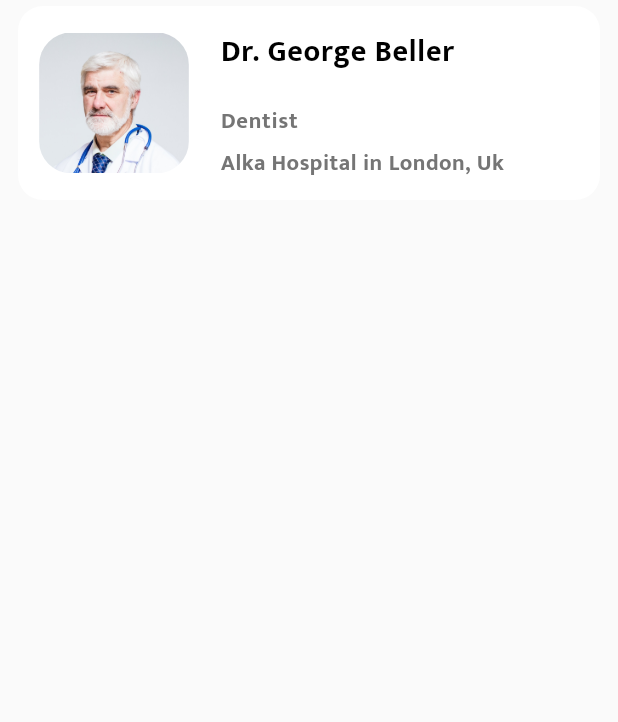
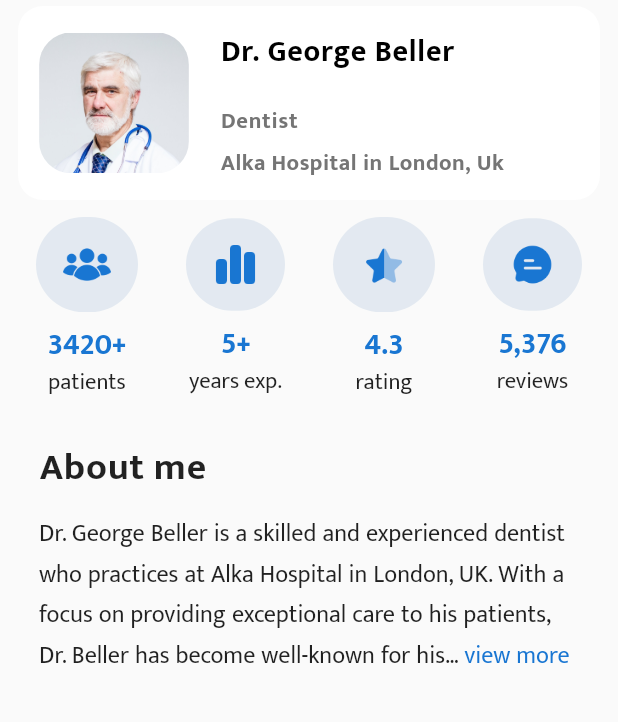
Before and after one commit to Saim22Ahmed/Medica-App, a Flutter app: the screen it shows after launch, after a tap on "Dr. George Beller", on a phone screen of 412 x 824 dp, the part 84-806 px from its top. Run offline on Flutter 3.47's test engine with Material 2 defaults, Android fonts, the phone set to English and light mode, and no system bars; drawn by our look-alikes of readmore; our stand-ins replace dots_indicator, flutter_screenutil, font_awesome_flutter, get, google_fonts, icons_plus and 1 more.

Commit message:
doctor details page

```diff
--- a/lib/models/DoctorModel.dart
+++ b/lib/models/DoctorModel.dart
@@ -10,58 +10,76 @@ class DoctorModel {
         trailing: MyPics.Hearticon,
         name: 'Dr. George Beller',
         desc: 'Dentist',
-        reviews: '4.3  (5,376 reviews)',
+        reviews: '(5,376 reviews)',
         category: 'Dentist',
-        location: 'London, Uk'),
+        location: 'London, Uk',
+        rating: '4.3',
+        about:
+            'Dr. George Beller is a skilled and experienced dentist who practices at Alka Hospital in London, UK. With a focus on providing exceptional care to his patients, Dr. Beller has become well-known for his expertise in the field of dentistry. He has received over 5,000 positive reviews from his patients, a testament to his commitment to providing high-quality care. His specialties include general dentistry, cosmetic dentistry, and restorative dentistry. Dr. Beller is dedicated to ensuring that his patients receive the best possible treatment and care, and is always available to answer any questions or concerns they may have. If you are looking for a caring and knowledgeable dentist, Dr. George Beller is an excellent choice.'),
     Item(
       image: Docpics.General,
       trailing: MyPics.Hearticon,
       name: 'Dr. Wang Zhenyi',
       desc: 'General',
-      reviews: '4.2  (4,336 reviews)',
+      reviews: '(4,336 reviews)',
+      rating: '4.2',
       category: 'General',
       hospital: 'Pine Grove Hospital',
       location: 'Paris , France',
+      about:
+          'Dr. Wang Zhenyi is a highly experienced general practitioner who has been serving the community for over a decade. He specializes in providing personalized care to his patients, taking the time to listen to their concerns and develop a treatment plan that is tailored to their individual needs. Dr. Zhenyi is dedicated to staying up-to-date with the latest advancements in medical technology and techniques, ensuring that his patients receive the best possible care. He has received over 4,000 positive reviews from his patients, a testament to his commitment to providing compassionate and effective care. If you are looking for a skilled and caring general practitioner, Dr. Wang Zhenyi is an excellent choice.',
     ),
     Item(
       image: Docpics.General1,
       trailing: MyPics.Hearticon,
       name: 'Dr. Michael Wilson',
       desc: 'General',
-      reviews: '4.1  (4,666 reviews)',
+      rating: '4.1',
+      reviews: '(4,666 reviews)',
       category: 'General',
       hospital: 'Alka Hospital',
       location: 'Sydney , Australia',
+      about:
+          'Dr. Michael Wilson is a dedicated and compassionate general practitioner who has been serving the community for over 15 years. He is known for his expertise in diagnosing and treating a wide range of medical conditions, and for his commitment to providing personalized care to his patients. Dr. Wilson has received over 4,500 positive reviews from his patients, a testament to his compassionate approach and dedication to excellence. He specializes in general medicine, and is committed to helping his patients achieve optimal health and wellbeing. If you are looking for a skilled and compassionate general practitioner, Dr. Michael Wilson is an excellent choice.',
     ),
     Item(
       image: Docpics.Dentist1,
       trailing: MyPics.Hearticon,
       name: 'Dr. Emily Johnson',
       desc: 'Dentist',
-      reviews: '4.6  (5,111 reviews)',
+      reviews: '(5,111 reviews)',
       category: 'Dentist',
       hospital: 'Skyline Hospital',
       location: 'Rome , Italy',
+      rating: '4.6',
+      about:
+          'Dr. Emily Johnson is an experienced dentist at Skyline Hospital in Rome, Italy. With over 5,000 positive reviews, Dr. Johnson has a reputation for providing top-notch dental care to her patients. She specializes in a variety of dental procedures, including cleanings, fillings, and root canals. Dr. Johnson is committed to staying up-to-date with the latest dental techniques and technologies to ensure that her patients receive the best possible care.',
     ),
     Item(
       image: Docpics.Pediatric,
       trailing: MyPics.Hearticon,
       name: 'Dr. Sarah Patel',
       desc: 'Pediatric  |  Brookside Hospital',
-      reviews: '4.8  (6,211 reviews)',
+      reviews: '(6,211 reviews)',
+      rating: '4.8 ',
       category: 'Pediatric',
       hospital: 'Brookside Hospital',
       location: 'New York , USA',
+      about:
+          'Dr. Sarah Patel is a highly experienced pediatrician in the Brookside Hospital at New York , USA. She specializes in the diagnosis and treatment of a wide range of pediatric conditions, and is committed to providing compassionate care to each of her young patients.',
     ),
     Item(
       image: Docpics.Pediatric1,
       trailing: MyPics.Hearticon,
       name: 'Dr. Jeniifer Nguyen ',
       desc: 'Pediatric',
-      reviews: '4.6  (4,444 reviews)',
+      reviews: '(4,444 reviews)',
       category: 'Pediatric',
       hospital: 'Forest Hills Hospital',
       location: 'Moscow , Russia',
+      rating: '4.6',
+      about:
+          'Dr. Jennifer Nguyen is a highly experienced pediatrician, currently practicing at Forest Hills Hospital in Moscow, Russia. With a focus on providing the best possible care for children, Dr. Nguyen has earned a reputation as a compassionate and skilled practitioner. She has received over 4,000 positive reviews from her patients, a testament to her dedication to providing exceptional care. If you are looking for a caring and knowledgeable pediatrician for your child, Dr. Jennifer Nguyen is an excellent choice.',
     ),
     Item(
       image: Docpics.opthalmologist,
@@ -69,9 +87,12 @@ class DoctorModel {
       trailing: MyPics.Hearticon,
       name: 'Dr. David Kim',
       desc: 'Opthalmologist',
-      reviews: '4.6  (4,444 reviews)',
+      reviews: '(4,444 reviews)',
       category: 'Opthalmologist',
       location: 'New York , USA',
+      rating: '4.6',
+      about:
+          'Dr. David Kim is an accomplished ophthalmologist at Johns Hopkins Hospital in New York, USA. With over 4,000 glowing reviews, Dr. Kim is known for his expertise in the diagnosis and treatment of eye diseases and conditions. He is particularly skilled in cataract surgery, LASIK, and other refractive surgeries. Dr. Kim is dedicated to improving the vision and quality of life of his patients through compassionate and personalized care.',
     ),
     Item(
       image: Docpics.opthalmologist1,
@@ -79,9 +100,12 @@ class DoctorModel {
       trailing: MyPics.Hearticon,
       name: 'Dr. Tim Pattinson',
       desc: 'Opthalmologist',
-      reviews: '4.8  (5,435 reviews)',
+      reviews: '(5,435 reviews)',
       category: 'Opthalmologist',
       location: 'Toronto , Canada',
+      rating: '4.8',
+      about:
+          'Dr. Tim Pattinson is a highly respected ophthalmologist at Brooklyn Hospital in Toronto, Canada. With over 5,000 satisfied patients, Dr. Pattinson is an expert in the diagnosis and treatment of a wide range of eye conditions, including glaucoma, macular degeneration, and diabetic retinopathy. He is dedicated to providing the highest quality of care to his patients, utilizing the latest technology and surgical techniques to ensure the best possible outcomes.',
     ),
     Item(
       image: Docpics.General2,
@@ -89,9 +113,12 @@ class DoctorModel {
       trailing: MyPics.Hearticon,
       name: 'Dr. Li Mei Ling',
       desc: 'General',
-      reviews: '4.8  (5,834 reviews)',
+      reviews: '(5,834 reviews)',
       category: 'General',
       location: 'Beijing , China',
+      rating: '4.8',
+      about:
+          'Dr. Li Mei Ling is a skilled general practitioner at Brookside Hospital in Beijing, China. With over 5,000 positive reviews, Dr. Mei Ling has a reputation for providing compassionate and personalized care to her patients. She is particularly interested in preventive medicine and works closely with her patients to develop customized treatment plans that promote overall health and wellness.',
     ),
     Item(
       image: Docpics.Radiologist,
@@ -99,9 +126,12 @@ class DoctorModel {
       trailing: MyPics.Hearticon,
       name: 'Dr. Chadwick West',
       desc: 'Opthalmologist',
-      reviews: '4.6  (4,754 reviews)',
+      reviews: '(4,754 reviews)',
       category: 'Opthalmologist',
       location: 'Madrid , Spain',
+      rating: '4.6',
+      about:
+          'Dr. Chadwick West is an experienced ophthalmologist at Riverbend Hospital in Madrid, Spain. With over 4,000 happy patients, Dr. West is known for his expertise in the diagnosis and treatment of eye diseases and conditions, including cataracts, glaucoma, and macular degeneration. He is committed to staying at the forefront of his field, utilizing the latest technology and surgical techniques to provide the best possible care to his patients.',
     ),
     Item(
       image: Docpics.Nutritionist,
@@ -109,9 +139,12 @@ class DoctorModel {
       trailing: MyPics.Hearticon,
       name: 'Dr. William Thomas',
       desc: 'Nutritionist',
-      reviews: '4.8  (5,543 reviews)',
+      reviews: '(5,543 reviews)',
       category: 'Nutritionist',
       location: 'Berlin , Germany',
+      rating: '4.8',
+      about:
+          'Dr. William Thomas is a highly skilled nutritionist at Brookside Hospital in Berlin, Germany. With over 5,000 satisfied patients, Dr. Thomas has a reputation for providing personalized nutrition counseling and support to help his patients achieve their health goals. He specializes in a variety of areas, including weight management, sports nutrition, and disease prevention. Dr. Thomas is passionate about educating his patients about the importance of nutrition and helping them make sustainable lifestyle changes.',
     ),
     Item(
         image: Docpics.Nutritionist1,
@@ -119,10 +152,12 @@ class DoctorModel {
         trailing: MyPics.Hearticon,
         name: 'Dr. Henna Brian',
         desc: 'Nutritionist',
-      reviews: '4.4  (3,512 reviews)',
+        reviews: '(3,512 reviews)',
         category: 'Nutritionist',
         location: 'Tokyo , Japan',
-    ),
+        rating: '4.4',
+        about:
+            "Dr. Henna Brian is a renowned nutritionist with a rating of 4.4 based on 3,512 reviews. She practices at Seaview Hospital in Tokyo, Japan. With years of experience in the field of nutrition, Dr. Brian is committed to helping people maintain a healthy lifestyle through personalized diet plans and nutrition counseling. She is an expert in weight management, diabetes, and heart health, and strives to provide the best possible care to her patients. Dr. Brian's extensive knowledge and dedication to her work have earned her a reputation as one of the top nutritionists in the region."),
   ];
 }
 
@@ -135,6 +170,8 @@ class Item {
   final dynamic trailing;
   final String category;
   final String location;
+  final String rating;
+  final String about;
 
   Item({
     required this.image,
@@ -145,6 +182,8 @@ class Item {
     required this.category,
     required this.hospital,
     required this.location,
+    required this.rating,
+    required this.about,
   });
 }
 
--- a/lib/resources/pics.dart
+++ b/lib/resources/pics.dart
@@ -41,6 +41,7 @@ class MyPics {
   static AssetImage calender = AssetImage('assets/images/mycalender.png');
   static AssetImage calender1 = AssetImage('assets/images/mycalender1.png');
   static AssetImage search = AssetImage('assets/images/search.png');
+  static AssetImage indicator = AssetImage('assets/images/indicator.gif');
 }
 
 class Docpics {
@@ -61,3 +62,11 @@ class Docpics {
   static AssetImage Nutritionist1 =
       AssetImage('assets/images/Nutritionist1.png');
 }
+
+class DocDetail {
+  static AssetImage patient = AssetImage('assets/images/patient.png');
+  static AssetImage chat = AssetImage('assets/images/chat.png');
+
+  static AssetImage user3 = AssetImage('assets/images/user3.png');
+  static AssetImage graph = AssetImage('assets/images/graph.png');
+}
--- /dev/null
+++ b/lib/screens.dart/DoctorDetails/Stats_Bar_item.dart
@@ -0,0 +1,83 @@
+import 'package:flutter/material.dart';
+import 'package:flutter/src/widgets/framework.dart';
+import 'package:flutter/src/widgets/placeholder.dart';
+import 'package:flutter_screenutil/flutter_screenutil.dart';
+import 'package:google_fonts/google_fonts.dart';
+import 'package:medo_app/resources/colors.dart';
+import '../../resources/pics.dart';
+
+class StatsBarItem extends StatelessWidget {
+  const StatsBarItem({
+    super.key,
+    this.image,
+    required this.data,
+    required this.attribute,
+    this.height = 40,
+    this.width = 40,
+  });
+
+  final dynamic image;
+  final String data;
+  final String attribute;
+  final double height;
+  final double width;
+  // final Color color;
+
+  @override
+  Widget build(BuildContext context) {
+    return Column(
+      mainAxisAlignment: MainAxisAlignment.center,
+      crossAxisAlignment: CrossAxisAlignment.center,
+      children: [
+        Container(
+          // height: 70.h,
+          // width: 70.w,
+          padding: EdgeInsets.all(18),
+          decoration: BoxDecoration(
+            color: Color.fromARGB(255, 24, 88, 160).withOpacity(0.1),
+            borderRadius: BorderRadius.circular(40),
+          ),
+          child: Image(
+            image: image,
+            // color: color,
+            height: height.h,
+            width: width.w,
+            fit: BoxFit.cover,
+          ),
+        ),
+        SizedBox(
+          height: 10.h,
+        ),
+        Center(
+          child: RichText(
+            text: TextSpan(
+                text: data,
+                style: TextStyle(
+                  fontSize: 20.sp,
+                  fontFamily: GoogleFonts.mukta().fontFamily,
+                  fontWeight: FontWeight.bold,
+                  color: colors.Logobg,
+                  height: 1.5.h,
+                ),
+                children: [
+                  TextSpan(
+                      text: attribute == 'patients' || attribute == 'years exp.'
+                          ? '+'
+                          : '',
+                      style: TextStyle(
+                        fontSize: 18.h,
+                      ))
+                ]),
+          ),
+        ),
+        Text(
+          attribute,
+          style: TextStyle(
+            fontSize: 15.sp,
+            height: 1.5.h,
+          ),
+        ),
+      ],
+    );
+  }
+}
--- /dev/null
+++ b/lib/screens.dart/DoctorDetails/Stats_bar.dart
@@ -0,0 +1,71 @@
+import 'dart:math';
+
+import 'package:flutter/material.dart';
+import 'package:flutter/src/widgets/framework.dart';
+import 'package:flutter/src/widgets/placeholder.dart';
+import 'package:flutter_screenutil/flutter_screenutil.dart';
+import 'package:medo_app/resources/colors.dart';
+import '../../models/DoctorModel.dart';
+import '../../resources/pics.dart';
+import 'Stats_Bar_item.dart';
+
+class StatsBar extends StatelessWidget {
+  const StatsBar({super.key, required this.doctor});
+
+  final Item doctor;
+
+  String filter_reviews() {
+    String reviews = doctor.reviews;
+    String no_of_reviews = reviews.replaceAll(RegExp(r'[^0-9,]'), '');
+    return no_of_reviews;
+  }
+
+  RandomNumbers(attribute) {
+    Random random = Random();
+
+    var min = attribute == 'patients' ? 2000 : 5;
+    var max = attribute == 'patients' ? 8000 : 15;
+    final value = min + random.nextInt(max - min);
+    return value.toString();
+  }
+
+  @override
+  Widget build(BuildContext context) {
+    return Padding(
+      padding: EdgeInsets.symmetric(vertical: 8.0.h),
+      child: Row(
+        mainAxisAlignment: MainAxisAlignment.spaceAround,
+        children: [
+          StatsBarItem(
+            image: DocDetail.patient,
+            attribute: 'patients',
+            data: RandomNumbers('patients'),
+            width: 32.w,
+            height: 32.h,
+          ),
+          StatsBarItem(
+            image: DocDetail.graph,
+            attribute: 'years exp.',
+            data: RandomNumbers('years exp'),
+            width: 30.w,
+            height: 30.h,
+          ),
+          StatsBarItem(
+            image: MyPics.halfstar,
+            attribute: 'rating',
+            data: doctor.rating,
+            width: 32.w,
+            height: 32.h,
+          ),
+          StatsBarItem(
+            image: DocDetail.chat,
+            attribute: 'reviews',
+            data: filter_reviews(),
+            width: 30.w,
+            height: 30.h,
+          ),
+        ],
+      ),
+    );
+  }
+}
--- a/lib/screens.dart/DoctorDetails/doctor_details.dart
+++ b/lib/screens.dart/DoctorDetails/doctor_details.dart
@@ -1,13 +1,19 @@
+import 'dart:ui';
+
 import 'package:flutter/material.dart';
 import 'package:flutter/src/widgets/framework.dart';
 import 'package:flutter/src/widgets/placeholder.dart';
 import 'package:flutter_screenutil/flutter_screenutil.dart';
 import 'package:get/get.dart';
+import 'package:medo_app/resources/colors.dart';
 import 'package:medo_app/screens.dart/Doc_categoery_screens/docs_category.dart';
+import 'package:medo_app/screens.dart/Home_screen/buttons.dart';
 import 'package:medo_app/screens.dart/favourites_screen/ThemeAppbar.dart';
+import 'package:readmore/readmore.dart';
 
 import '../../models/DoctorModel.dart';
 import '../../resources/pics.dart';
+import 'Stats_bar.dart';
 import 'doctor_card.dart';
 
 class DoctorDetailsScreen extends StatelessWidget {
@@ -20,6 +26,7 @@ class DoctorDetailsScreen extends StatelessWidget {
 
   @override
   Widget build(BuildContext context) {
+    print('Doc Detail');
     return SafeArea(
       child: Scaffold(
           appBar: ThemeAppbar(
@@ -31,8 +38,38 @@ class DoctorDetailsScreen extends StatelessWidget {
           body: Padding(
             padding: EdgeInsets.symmetric(horizontal: 8.w),
             child: Column(
+              crossAxisAlignment: CrossAxisAlignment.start,
               children: [
                 DoctorCard(doctor: doctor),
+                StatsBar(doctor: doctor),
+                Padding(
+                  padding: const EdgeInsets.all(18.0),
+                  child: Column(
+                    crossAxisAlignment: CrossAxisAlignment.start,
+                    children: [
+                      Text(
+                        'About me',
+                        style: TextStyle(
+                          fontSize: 25.sp,
+                          fontWeight: FontWeight.bold,
+                          letterSpacing: 0.5.w,
+                        ),
+                      ),
+                      SizedBox(
+                        height: 10.h,
+                      ),
+                      ReadMoreText(
+                        doctor.about,
+                        style: TextStyle(fontSize: 16.sp, wordSpacing: 0.5.w),
+                        trimLines: 4,
+                        trimMode: TrimMode.Line,
+                        colorClickableText: colors.Logobg,
+                        trimCollapsedText: 'view more',
+                        trimExpandedText: 'view less',
+                      ),
+                    ],
+                  ),
+                ),
               ],
             ),
           )),
--- a/lib/screens.dart/Doctors_screen/Doctors_screen.dart
+++ b/lib/screens.dart/Doctors_screen/Doctors_screen.dart
@@ -21,7 +21,11 @@ class DoctorsScreen extends StatelessWidget {
   @override
   Widget build(BuildContext context) {
     return Scaffold(
-        appBar: ThemeAppbar(title: 'Top Doctors', ontap: () => Get.back()),
+        appBar: ThemeAppbar(
+            title: 'Top Doctors',
+            ontap: () {
+              Get.back();
+            }),
         body: Column(
           mainAxisAlignment: MainAxisAlignment.start,
           children: [
--- a/lib/screens.dart/Doctors_screen/ItemCard.dart
+++ b/lib/screens.dart/Doctors_screen/ItemCard.dart
@@ -116,6 +116,18 @@ class ItemCard extends StatelessWidget {
                         width: 8.w,
                       ),
                       Text(
+                        currentdoctor.rating,
+                        style: TextStyle(
+                          color: Colors.grey[600],
+                          fontSize: 15.sp,
+                          fontWeight: FontWeight.w600,
+                          letterSpacing: 0.3.sp,
+                        ),
+                      ),
+                      SizedBox(
+                        width: 10.h,
+                      ),
+                      Text(
                         currentdoctor.reviews,
                         style: TextStyle(
                           color: Colors.grey[600],
--- a/lib/screens.dart/Home_screen/buttons.dart
+++ b/lib/screens.dart/Home_screen/buttons.dart
@@ -8,10 +8,18 @@ import 'package:medo_app/resources/colors.dart';
 import 'package:medo_app/resources/pics.dart';
 
 class CupButton extends StatefulWidget {
-  const CupButton({super.key, required this.title, required this.image});
+  const CupButton({
+    super.key,
+    required this.title,
+    required this.image,
+    this.color,
+    this.fontweight = FontWeight.w600,
+  });
 
   final String title;
   final AssetImage image;
+  final dynamic color;
+  final FontWeight fontweight;
 
   @override
   State<CupButton> createState() => _CupButtonState();
@@ -44,6 +52,7 @@ class _CupButtonState extends State<CupButton> {
             fit: BoxFit.cover,
             width: 45.w,
             height: 45.h,
+            color: widget.color,
           ),
         ),
         SizedBox(
@@ -55,8 +64,8 @@ class _CupButtonState extends State<CupButton> {
 
           // overflow: TextOverflow.clip,
           style: TextStyle(
-            letterSpacing: 1.w,
-            fontWeight: FontWeight.w600,
+            // letterSpacing: 1.w,
+            fontWeight: widget.fontweight,
             fontSize: 16.sp,
           ),
         ),
--- a/lib/screens.dart/Home_screen/home_screen.dart
+++ b/lib/screens.dart/Home_screen/home_screen.dart
@@ -133,6 +133,7 @@ class _HomeScreenState extends State<HomeScreen> {
                           CupButton(
                             image: MyPics.user,
                             title: 'General..',
+                            fontweight: FontWeight.w500,
                           ),
                           SizedBox(
                             width: 28.w,
@@ -140,6 +141,7 @@ class _HomeScreenState extends State<HomeScreen> {
                           CupButton(
                             image: MyPics.teeth,
                             title: 'Dentist',
+                            fontweight: FontWeight.w500,
                           ),
                           SizedBox(
                             width: 28.w,
@@ -147,6 +149,7 @@ class _HomeScreenState extends State<HomeScreen> {
                           CupButton(
                             image: MyPics.eye,
                             title: 'Opthal..',
+                            fontweight: FontWeight.w500,
                           ),
                           SizedBox(
                             width: 28.w,
@@ -154,6 +157,7 @@ class _HomeScreenState extends State<HomeScreen> {
                           CupButton(
                             image: MyPics.nutrition,
                             title: 'Nutrition..',
+                            fontweight: FontWeight.w500,
                           )
                         ],
                       ),
@@ -168,6 +172,7 @@ class _HomeScreenState extends State<HomeScreen> {
                           CupButton(
                             image: MyPics.brain3,
                             title: 'Neurolo..',
+                            fontweight: FontWeight.w500,
                           ),
                           SizedBox(
                             width: 28.w,
@@ -175,6 +180,7 @@ class _HomeScreenState extends State<HomeScreen> {
                           CupButton(
                             image: MyPics.infant,
                             title: 'Pediatric',
+                            fontweight: FontWeight.w500,
                           ),
                           SizedBox(
                             width: 28.w,
@@ -182,6 +188,7 @@ class _HomeScreenState extends State<HomeScreen> {
                           CupButton(
                             image: MyPics.radiology,
                             title: 'Radiolo..',
+                            fontweight: FontWeight.w500,
                           ),
                           SizedBox(
                             width: 28.w,
@@ -189,6 +196,7 @@ class _HomeScreenState extends State<HomeScreen> {
                           CupButton(
                             image: MyPics.more,
                             title: 'More',
+                            fontweight: FontWeight.w500,
                           )
                         ],
                       ),
--- a/pubspec.yaml
+++ b/pubspec.yaml
@@ -45,6 +45,7 @@ dependencies:
   provider: ^6.0.5
   liquid_swipe: ^3.1.0
   get: ^4.6.5
+  readmore: ^2.2.0
 
 
 dev_dependencies:
```
Also changed, not shown: assets/images/chat.png (added), assets/images/graph.png (added), assets/images/half-star.png, assets/images/indicator.gif (added), assets/images/patient.png (added), assets/images/patient1.png (added), assets/images/pie-chart.png (added), assets/images/user3.png (added), pubspec.lock. Lines whose indentation alone changed are shown as unchanged.
